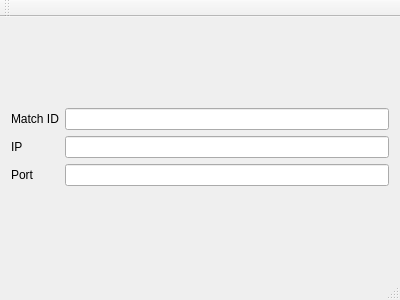
The window that Takao/takao.ui (tnct-spc/procon2019-comp) describes before a commit, drawn with Qt 5.
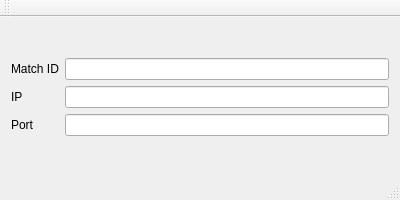
The same window after the commit.

Commit message: [change]UIのウィンドウのサイズを少し変えました

The edit to the form file:
```diff
--- a/Takao/takao.ui
+++ b/Takao/takao.ui
@@ -7,7 +7,7 @@
     <x>0</x>
     <y>0</y>
     <width>400</width>
-    <height>300</height>
+    <height>200</height>
    </rect>
   </property>
   <property name="sizePolicy">
```
